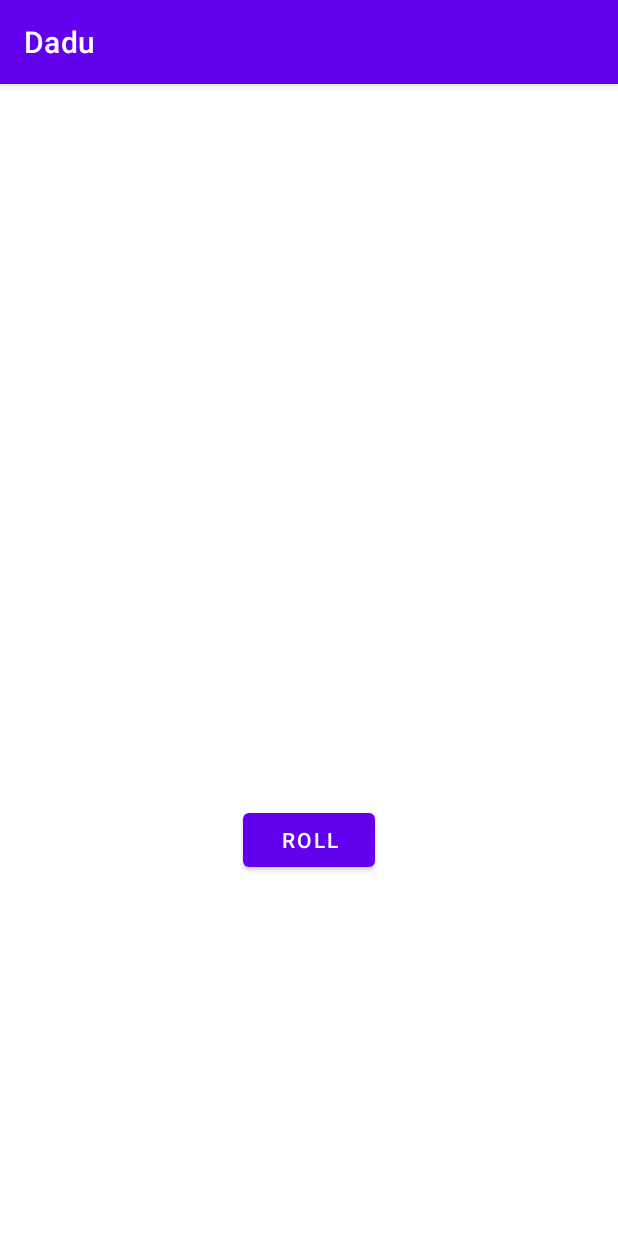
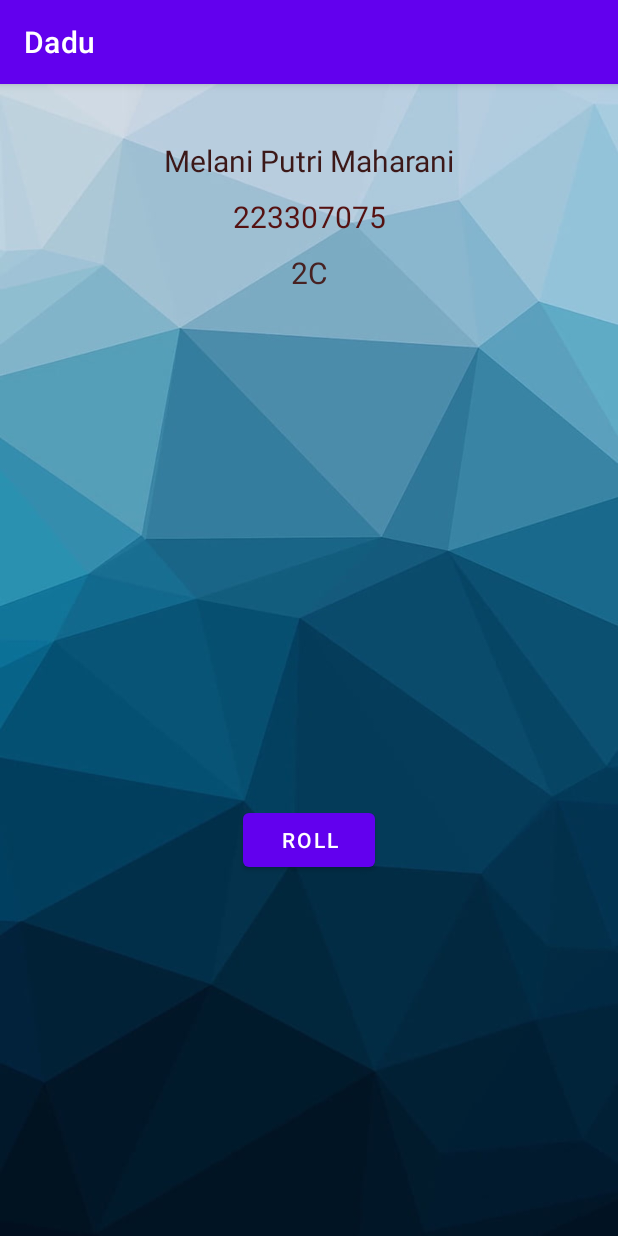
Before and after one commit to MelaniPutriM/Dice-Roller, an Android app: the screen it shows after launch (MainActivity), on a phone screen of 412 x 824 dp. Run offline under Robolectric (Android 15) with nearby library versions, the phone set to English and light mode, and no system bars.

Commit message:
update identitas

```diff
--- a/app/src/main/java/com/cermat/dadu/MainActivity.kt
+++ b/app/src/main/java/com/cermat/dadu/MainActivity.kt
@@ -13,6 +13,16 @@ class MainActivity : AppCompatActivity() {
 
         val rollButton: Button = findViewById(R.id.button)
         rollButton.setOnClickListener { rollDice() }
+    }
+
+    fun SetIdentity(){
+        val nama: TextView = findViewById(R.id.nama)
+        val nim: TextView = findViewById(R.id.nim)
+        val kelas: TextView = findViewById(R.id.kelas)
+
+        nama.text = "Melani Putri Maharani"
+        nim.text = "223307075"
+        kelas.text = "2C"
     }
 
     private fun rollDice() {
--- a/app/src/main/res/layout/activity_main.xml
+++ b/app/src/main/res/layout/activity_main.xml
@@ -1,10 +1,10 @@
 <?xml version="1.0" encoding="utf-8"?>
-<androidx.constraintlayout.widget.ConstraintLayout
-    xmlns:android="http://schemas.android.com/apk/res/android"
+<androidx.constraintlayout.widget.ConstraintLayout xmlns:android="http://schemas.android.com/apk/res/android"
     xmlns:app="http://schemas.android.com/apk/res-auto"
     xmlns:tools="http://schemas.android.com/tools"
     android:layout_width="match_parent"
     android:layout_height="match_parent"
+    android:background="@drawable/bg"
     tools:context=".MainActivity">
 
     <Button
@@ -26,4 +26,40 @@
         app:layout_constraintStart_toStartOf="parent"
         app:layout_constraintTop_toTopOf="parent"
         tools:srcCompat="@drawable/dice_2" />
+
+    <TextView
+        android:id="@+id/nama"
+        android:layout_width="wrap_content"
+        android:layout_height="wrap_content"
+        android:layout_marginTop="37dp"
+        android:text="Melani Putri Maharani"
+        android:textColor="#3C1818"
+        android:textSize="20sp"
+        app:layout_constraintEnd_toEndOf="parent"
+        app:layout_constraintStart_toStartOf="parent"
+        app:layout_constraintTop_toTopOf="parent" />
+
+    <TextView
+        android:id="@+id/nim"
+        android:layout_width="wrap_content"
+        android:layout_height="wrap_content"
+        android:layout_marginTop="10dp"
+        android:text="223307075"
+        android:textColor="#551111"
+        android:textSize="20sp"
+        app:layout_constraintEnd_toEndOf="parent"
+        app:layout_constraintStart_toStartOf="parent"
+        app:layout_constraintTop_toBottomOf="@+id/nama" />
+
+    <TextView
+        android:id="@+id/kelas"
+        android:layout_width="wrap_content"
+        android:layout_height="wrap_content"
+        android:layout_marginTop="10dp"
+        android:text="2C"
+        android:textColor="#472222"
+        android:textSize="20sp"
+        app:layout_constraintEnd_toEndOf="parent"
+        app:layout_constraintStart_toStartOf="parent"
+        app:layout_constraintTop_toBottomOf="@+id/nim" />
 </androidx.constraintlayout.widget.ConstraintLayout>
```
Also changed, not shown: app/src/main/res/drawable/bg.jpg (added).
